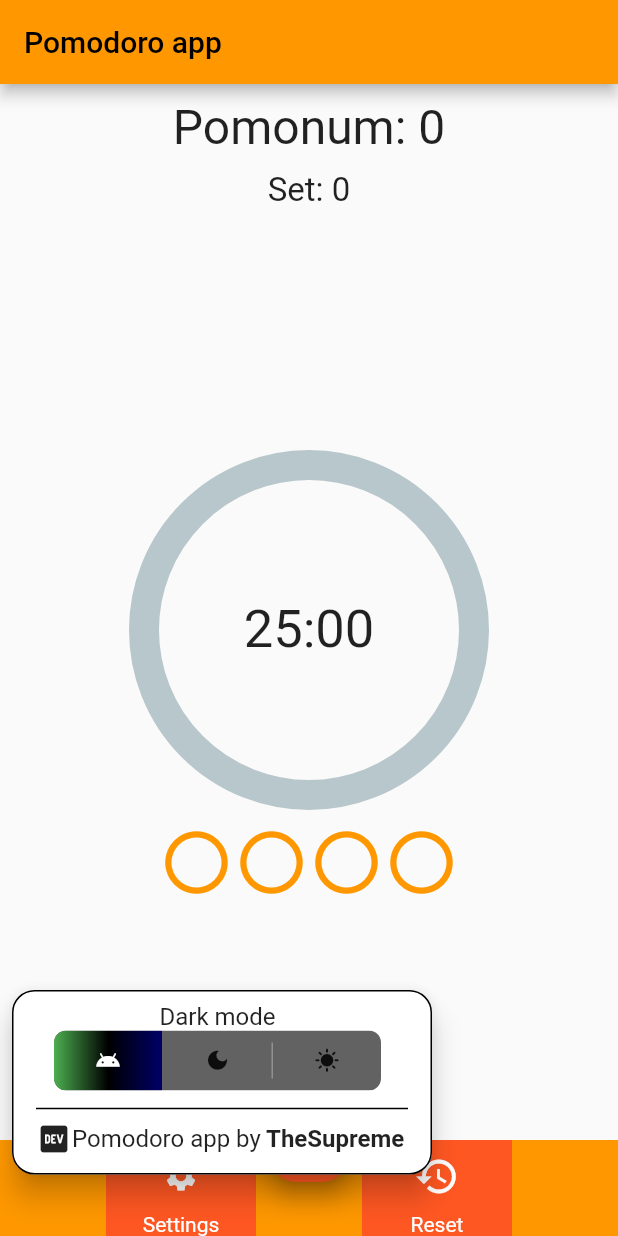
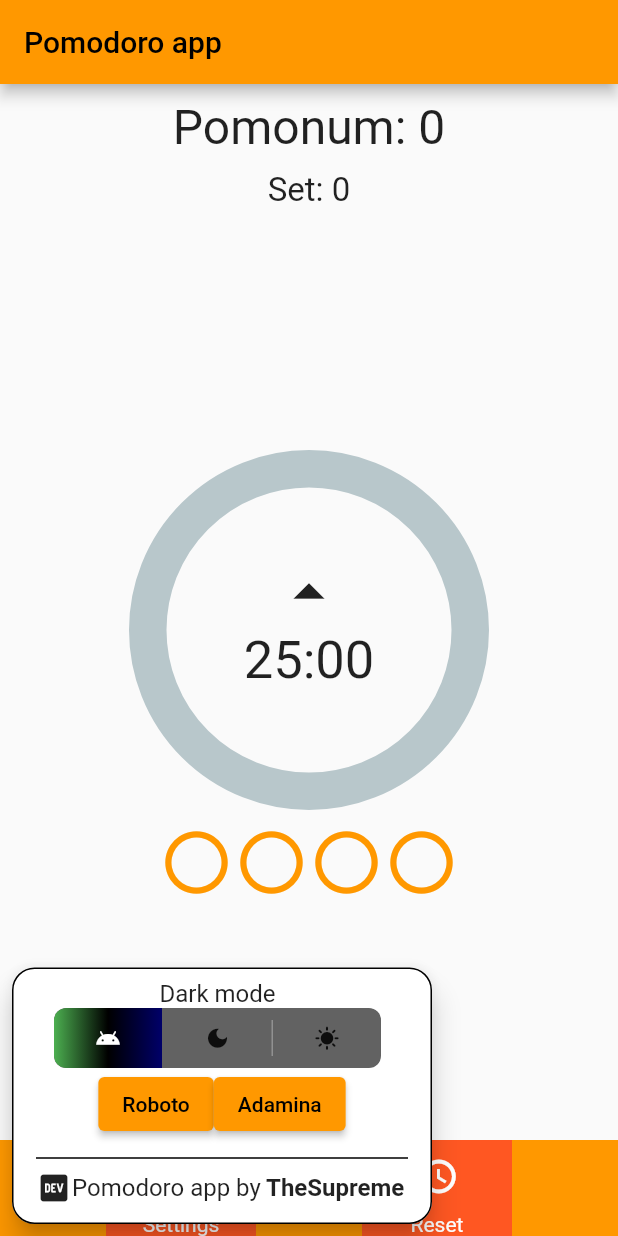
Before and after one commit to TheSupremeF/PomodoriesTomatoes, a Flutter app: the screen it shows after launch, after a tap on the "settings" icon, on a phone screen of 412 x 824 dp. Run offline on Flutter 3.47's test engine with Material 2 defaults, Android fonts, the phone set to English and light mode, and no system bars; drawn by our look-alikes of percent_indicator, toggle_switch; our stand-ins replace flutter_bloc, google_fonts; Roboto replaces fonts that are missing (Adamina).

Commit message:
Sixth commit, darkmode++.

```diff
--- a/lib/main.dart
+++ b/lib/main.dart
@@ -1,7 +1,8 @@
 import 'package:flutter/material.dart';
+import 'package:flutter_bloc/flutter_bloc.dart';
+import 'package:pomodororeyistasakli/utils/darkmode.dart';
 import '../screens/home.dart';
 import '../themes/themes.dart';
-import '../utils/bottomnavbar.dart';
 
 void main() {
   runApp(const MyApp());
@@ -11,6 +12,10 @@ class MyApp extends StatelessWidget {
   const MyApp({Key? key}) : super(key: key);
   @override
   Widget build(BuildContext context) {
+    return BlocProvider<ThemeModeCubit>(
+      create: (BuildContext context) => ThemeModeCubit(),
+      child: BlocBuilder<ThemeModeCubit, ThemeMode?>(
+        builder: (context, state) {
           return MaterialApp(
             title: 'Pomodoro baba',
             debugShowCheckedModeBanner: false,
@@ -18,8 +23,11 @@ class MyApp extends StatelessWidget {
               primarySwatch: PomoAppThemes.allTime,
             ),
             home: const PomoHome(),
-      themeMode: BottomNavBarSettingsButton.themeMode,
+            themeMode: state,
             darkTheme: ThemeData.dark(),
+          );
+        },
+      ),
     );
   }
 }
--- a/lib/screens/home.dart
+++ b/lib/screens/home.dart
@@ -2,6 +2,7 @@ import 'dart:async';
 
 import 'package:flutter/material.dart';
 import 'package:percent_indicator/percent_indicator.dart';
+import 'package:pomodororeyistasakli/themes/themes.dart';
 import '../model/status.dart';
 import '../utils/bottomnavbar.dart';
 import '../utils/constants.dart';
@@ -53,16 +54,12 @@ class _PomoHomeState extends State<PomoHome> {
         child: Center(
           child: Column(
             children: [
-              const SizedBox(
-                height: 10,
-              ),
+              _emptyBox10(),
               Text(
                 'Pomonum: $pomoNum',
                 style: const TextStyle(fontSize: 32),
               ),
-              const SizedBox(
-                height: 10,
-              ),
+              _emptyBox10(),
               Text(
                 'Set: $setNum',
                 style: const TextStyle(fontSize: 22),
@@ -73,17 +70,31 @@ class _PomoHomeState extends State<PomoHome> {
                   children: [
                     CircularPercentIndicator(
                       animation: false,
-                      lineWidth: 20,
+                      lineWidth: 25,
                       percent: _getPomoPercentage(),
-                      progressColor: statusColor[pomoStatus],
+                      linearGradient:
+                          LinearGradient(colors: statusGradient[pomoStatus]!),
+                      // progressColor: statusColor[pomoStatus],
                       radius: 120,
                       circularStrokeCap: CircularStrokeCap.round,
-                      center: Text(
-                        _secondToFormattedString(remainingTime),
-                        style: const TextStyle(fontSize: 35),
+                      center: Column(
+                        mainAxisAlignment: MainAxisAlignment.center,
+                        children: [
+                          SizedBox(
+                            height: 100,
+                            child: SingleChildScrollView(
+                              scrollDirection: Axis.vertical,
+                              child: Column(
+                                  mainAxisAlignment: MainAxisAlignment.center,
+                                  children: [
+                                    Columnus(fontFamily: fontFamilyA)
+                                  ]),
+                            ),
+                          ),
+                        ],
                       ),
                     ),
-                    const SizedBox(height: 10),
+                    _emptyBox10(),
                     ProgIco(
                         total: pomodorosPerSet,
                         done: pomoNum - (setNum * pomodorosPerSet))
@@ -108,6 +119,8 @@ class _PomoHomeState extends State<PomoHome> {
       bottomNavigationBar: BottomNavBar.nav,
     );
   }
+
+  SizedBox _emptyBox10() => const SizedBox(height: 10);
 
   _cancelTimer() {
     if (_timer != null) {
--- a/lib/themes/themes.dart
+++ b/lib/themes/themes.dart
@@ -1,7 +1,48 @@
 import 'package:flutter/material.dart';
+import 'package:pomodororeyistasakli/utils/constants.dart';
 
 class PomoAppThemes {
   static MaterialColor allTime = Colors.orange;
   static MaterialColor onPressedColor = Colors.orange;
   static Color buttonIconColor = Colors.white;
 }
+
+String _secondToFormattedString(int seconds) {
+  int roundedMinutes = seconds ~/ 60;
+  int remainingSeconds = seconds - (roundedMinutes * 60);
+  String remainingSecondsFormatted;
+  if (remainingSeconds < 10) {
+    remainingSecondsFormatted = "0$remainingSeconds";
+  } else {
+    remainingSecondsFormatted = remainingSeconds.toString();
+  }
+  return '$roundedMinutes:$remainingSecondsFormatted';
+}
+
+class Columnus extends StatelessWidget {
+  const Columnus({Key? key, required this.fontFamily}) : super(key: key);
+
+  final String? fontFamily;
+
+  static int get defTime => pomodoroTotalTime;
+
+  @override
+  Widget build(BuildContext context) {
+    return Column(
+      children: [
+        const Icon(
+          Icons.arrow_drop_up,
+          size: 50,
+        ),
+        Text(
+          _secondToFormattedString(defTime),
+          style: TextStyle(fontSize: 35, fontFamily: fontFamily),
+        ),
+        const Icon(
+          Icons.arrow_drop_down,
+          size: 50,
+        ),
+      ],
+    );
+  }
+}
--- a/lib/utils/bottomnavbar.dart
+++ b/lib/utils/bottomnavbar.dart
@@ -1,18 +1,18 @@
-import 'dart:developer';
+import 'package:flutter/material.dart';
+import 'package:google_fonts/google_fonts.dart';
+import 'package:pomodororeyistasakli/utils/darkmode.dart';
 
-import 'package:flutter/material.dart';
-import 'package:toggle_switch/toggle_switch.dart';
-
-enum SettingsMenu { darkMode, about }
+enum SettingsMenu { darkMode, clockStyle, about }
 
 class BottomNavBarSettingsButton extends StatefulWidget {
-  static ThemeMode themeMode = ThemeMode.system;
   const BottomNavBarSettingsButton({Key? key}) : super(key: key);
 
   @override
   State<BottomNavBarSettingsButton> createState() =>
       _BottomNavBarSettingsButtonState();
 }
+
+String? fontFamilyA;
 
 class _BottomNavBarSettingsButtonState
     extends State<BottomNavBarSettingsButton> {
@@ -35,48 +35,10 @@ class _BottomNavBarSettingsButtonState
                         width: 12,
                       ),
                       Column(
-                        children: [
-                          const Center(child: Text('Dark mode')),
-                          ToggleSwitch(
-                            onToggle: (index) {
-                              log("$index'e basıldı.");
-
-                              switch (index) {
-                                case 0:
-                                  setState(() {
-                                    BottomNavBarSettingsButton.themeMode =
-                                        ThemeMode.system;
-                                  });
-                                  break;
-                                case 1:
-                                  setState(() {
-                                    BottomNavBarSettingsButton.themeMode =
-                                        ThemeMode.dark;
-                                  });
-                                  break;
-                                case 2:
-                                  setState(() {
-                                    BottomNavBarSettingsButton.themeMode =
-                                        ThemeMode.light;
-                                  });
-                                  break;
-
-                                default:
-                              }
-                            },
-                            animate: true,
-                            totalSwitches: 3,
-                            activeBgColor: const [
-                              Colors.green,
-                              Colors.black,
-                              Color.fromARGB(255, 0, 0, 105)
-                            ],
-                            activeFgColor: Colors.white,
-                            icons: const [
-                              Icons.android,
-                              Icons.dark_mode,
-                              Icons.sunny
-                            ],
+                        children: const [
+                          Center(child: Text('Dark mode')),
+                          Center(
+                            child: DarkModeToggle(),
                           ),
                         ],
                       ),
@@ -84,6 +46,37 @@ class _BottomNavBarSettingsButtonState
                   ),
                 ),
               ),
+              PopupMenuItem(
+                  value: SettingsMenu.clockStyle,
+                  child: Row(
+                    mainAxisAlignment: MainAxisAlignment.center,
+                    children: [
+                      ElevatedButton(
+                        onPressed: () {
+                          setState(() {
+                            fontFamilyA = GoogleFonts.roboto().fontFamily;
+                          });
+                        },
+                        child: Text(
+                          "Roboto",
+                          style: TextStyle(
+                              fontFamily: GoogleFonts.roboto().fontFamily),
+                        ),
+                      ),
+                      ElevatedButton(
+                        onPressed: () {
+                          setState(() {
+                            fontFamilyA = GoogleFonts.adamina().fontFamily;
+                          });
+                        },
+                        child: Text(
+                          "Adamina",
+                          style: TextStyle(
+                              fontFamily: GoogleFonts.adamina().fontFamily),
+                        ),
+                      ),
+                    ],
+                  )),
               PopupMenuItem(
                   value: SettingsMenu.about,
                   child: Column(
@@ -101,7 +94,7 @@ class _BottomNavBarSettingsButtonState
                         ),
                       ]),
                     ],
-                  ))
+                  )),
             ]);
   }
 }
--- a/lib/utils/constants.dart
+++ b/lib/utils/constants.dart
@@ -25,3 +25,27 @@ const Map<PomoStatus, MaterialColor> statusColor = {
   PomoStatus.shortbreakRunning: Colors.red,
   PomoStatus.shortbreakPaused: Colors.orange
 };
+
+const Map<PomoStatus, List<Color>> statusGradient = {
+  PomoStatus.running: [
+    Colors.orange,
+    Color.fromARGB(255, 251, 255, 0),
+    Color.fromARGB(255, 0, 255, 17),
+  ],
+  PomoStatus.paused: [Colors.deepOrange, Colors.orange],
+  PomoStatus.finished: [Color.fromARGB(255, 33, 149, 243)],
+  PomoStatus.longbreakRunning: [
+    Colors.red,
+    Colors.orange,
+    Colors.yellow,
+    Colors.green
+  ],
+  PomoStatus.longbreakPaused: [Colors.deepOrange, Colors.orange],
+  PomoStatus.shortbreakRunning: [
+    Colors.red,
+    Colors.orange,
+    Colors.yellow,
+    Colors.green
+  ],
+  PomoStatus.shortbreakPaused: [Colors.deepOrange, Colors.orange]
+};
--- a/lib/utils/darkmode.dart
+++ b/lib/utils/darkmode.dart
@@ -1,20 +1,45 @@
 import 'package:flutter/material.dart';
+import 'package:flutter_bloc/flutter_bloc.dart';
+import 'package:toggle_switch/toggle_switch.dart';
 
-class DarkMode extends ChangeNotifier {
-  static ThemeMode toggleTheme(int isOn) {
-    ThemeMode themeMode = ThemeMode.system;
-    switch (isOn) {
+class ThemeModeCubit extends Cubit<ThemeMode?> {
+  ThemeModeCubit() : super(ThemeMode.system);
+
+  void system() => emit(ThemeMode.system);
+  void dark() => emit(ThemeMode.dark);
+  void light() => emit(ThemeMode.light);
+}
+
+class DarkModeToggle extends StatelessWidget {
+  const DarkModeToggle({Key? key}) : super(key: key);
+
+  @override
+  Widget build(BuildContext context) {
+    return ToggleSwitch(
+      onToggle: (index) {
+        switch (index) {
           case 0:
-        themeMode = ThemeMode.system;
+            context.read<ThemeModeCubit>().system();
             break;
           case 1:
-        themeMode = ThemeMode.dark;
+            context.read<ThemeModeCubit>().dark();
             break;
           case 2:
-        themeMode = ThemeMode.light;
+            context.read<ThemeModeCubit>().light();
             break;
+
           default:
         }
-    return themeMode;
+      },
+      animate: true,
+      totalSwitches: 3,
+      activeBgColor: const [
+        Colors.green,
+        Colors.black,
+        Color.fromARGB(255, 0, 0, 105)
+      ],
+      activeFgColor: Colors.white,
+      icons: const [Icons.android, Icons.dark_mode, Icons.sunny],
+    );
   }
 }
--- a/pubspec.yaml
+++ b/pubspec.yaml
@@ -37,6 +37,7 @@ dependencies:
   google_fonts: ^2.3.2
   percent_indicator: ^4.2.2
   toggle_switch: ^2.0.1
+  flutter_bloc: ^8.0.1
 
 dev_dependencies:
   flutter_test:
```
Also changed, not shown: pubspec.lock. Lines whose indentation alone changed are shown as unchanged.
